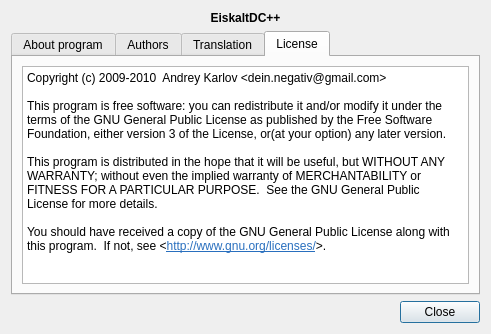
Qt form eiskaltdcpp-qt/ui/UIAbout.ui (eiskaltdcpp/eiskaltdcpp) before a commit.
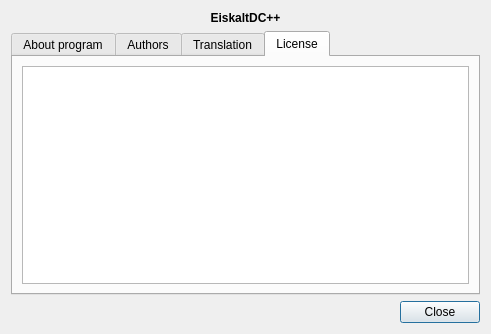
The same form after that commit. The open tabs and pages were chosen to show the change.

Patch:
```diff
--- a/eiskaltdcpp-qt/ui/UIAbout.ui
+++ b/eiskaltdcpp-qt/ui/UIAbout.ui
@@ -110,13 +110,7 @@
 &lt;html&gt;&lt;head&gt;&lt;meta name=&quot;qrichtext&quot; content=&quot;1&quot; /&gt;&lt;style type=&quot;text/css&quot;&gt;
 p, li { white-space: pre-wrap; }
 &lt;/style&gt;&lt;/head&gt;&lt;body style=&quot; font-family:'DejaVu Sans'; font-size:9pt; font-weight:400; font-style:normal;&quot;&gt;
-&lt;p style=&quot; margin-top:12px; margin-bottom:0px; margin-left:0px; margin-right:0px; -qt-block-indent:0; text-indent:0px;&quot;&gt;&lt;span style=&quot; font-family:'Courier New,courier';&quot;&gt;Copyright (c) 2009-2010  Andrey Karlov &amp;lt;dein.negativ@gmail.com&amp;gt;&lt;/span&gt;&lt;/p&gt;
-&lt;p style=&quot;-qt-paragraph-type:empty; margin-top:0px; margin-bottom:0px; margin-left:0px; margin-right:0px; -qt-block-indent:0; text-indent:0px; font-family:'Courier New,courier';&quot;&gt;&lt;/p&gt;
-&lt;p style=&quot; margin-top:0px; margin-bottom:0px; margin-left:0px; margin-right:0px; -qt-block-indent:0; text-indent:0px;&quot;&gt;&lt;span style=&quot; font-family:'Courier New,courier';&quot;&gt;This program is free software: you can redistribute it and/or modify it under the terms of the GNU General Public License as published by the Free Software Foundation, either version 3 of the License, or(at your option) any later version.&lt;/span&gt;&lt;/p&gt;
-&lt;p style=&quot;-qt-paragraph-type:empty; margin-top:0px; margin-bottom:0px; margin-left:0px; margin-right:0px; -qt-block-indent:0; text-indent:0px; font-family:'Courier New,courier';&quot;&gt;&lt;/p&gt;
-&lt;p style=&quot; margin-top:0px; margin-bottom:0px; margin-left:0px; margin-right:0px; -qt-block-indent:0; text-indent:0px;&quot;&gt;&lt;span style=&quot; font-family:'Courier New,courier';&quot;&gt;This program is distributed in the hope that it will be useful, but WITHOUT ANY WARRANTY; without even the implied warranty of MERCHANTABILITY or FITNESS FOR A PARTICULAR PURPOSE.  See the GNU General Public License for more details.&lt;/span&gt;&lt;/p&gt;
-&lt;p style=&quot;-qt-paragraph-type:empty; margin-top:0px; margin-bottom:0px; margin-left:0px; margin-right:0px; -qt-block-indent:0; text-indent:0px; font-family:'Courier New,courier';&quot;&gt;&lt;/p&gt;
-&lt;p style=&quot; margin-top:0px; margin-bottom:0px; margin-left:0px; margin-right:0px; -qt-block-indent:0; text-indent:0px;&quot;&gt;&lt;span style=&quot; font-family:'Courier New,courier';&quot;&gt;You should have received a copy of the GNU General Public License along with this program.  If not, see &amp;lt;&lt;/span&gt;&lt;a href=&quot;http://www.gnu.org/licenses/&quot;&gt;&lt;span style=&quot; text-decoration: underline; color:#296fbe;&quot;&gt;http://www.gnu.org/licenses/&lt;/span&gt;&lt;/a&gt;&lt;span style=&quot; font-family:'Courier New,courier';&quot;&gt;&amp;gt;.&lt;/span&gt;&lt;/p&gt;&lt;/body&gt;&lt;/html&gt;</string>
+&lt;p style=&quot;-qt-paragraph-type:empty; margin-top:0px; margin-bottom:0px; margin-left:0px; margin-right:0px; -qt-block-indent:0; text-indent:0px;&quot;&gt;&lt;br /&gt;&lt;/p&gt;&lt;/body&gt;&lt;/html&gt;</string>
          </property>
          <property name="openExternalLinks">
           <bool>true</bool>
```
Left out of the diff: 15 changed lines with no effect on the pictures.
